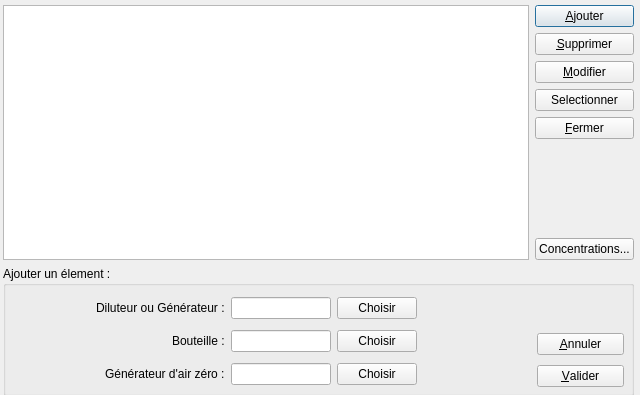
Before: the Qt Designer form dlg_systeme_etalon.ui in InformatiqueAtmoNA/tam, drawn with Qt 5.
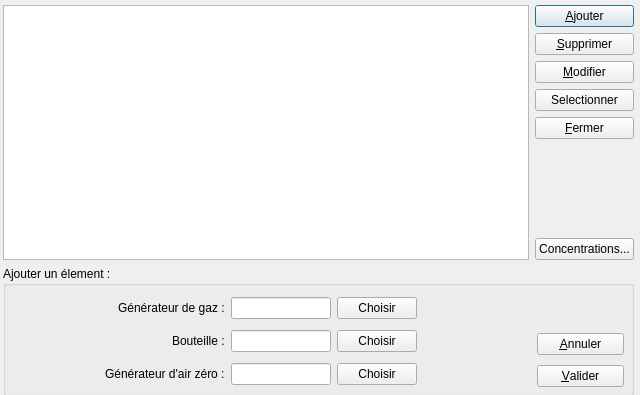
After: the same form once the commit is applied.

```diff
--- a/dlg_systeme_etalon.ui
+++ b/dlg_systeme_etalon.ui
@@ -181,7 +181,7 @@
           <item>
            <widget class="QLabel" name="label">
             <property name="text">
-             <string>Diluteur ou Générateur :</string>
+             <string>Générateur de gaz :</string>
             </property>
            </widget>
           </item>
```
